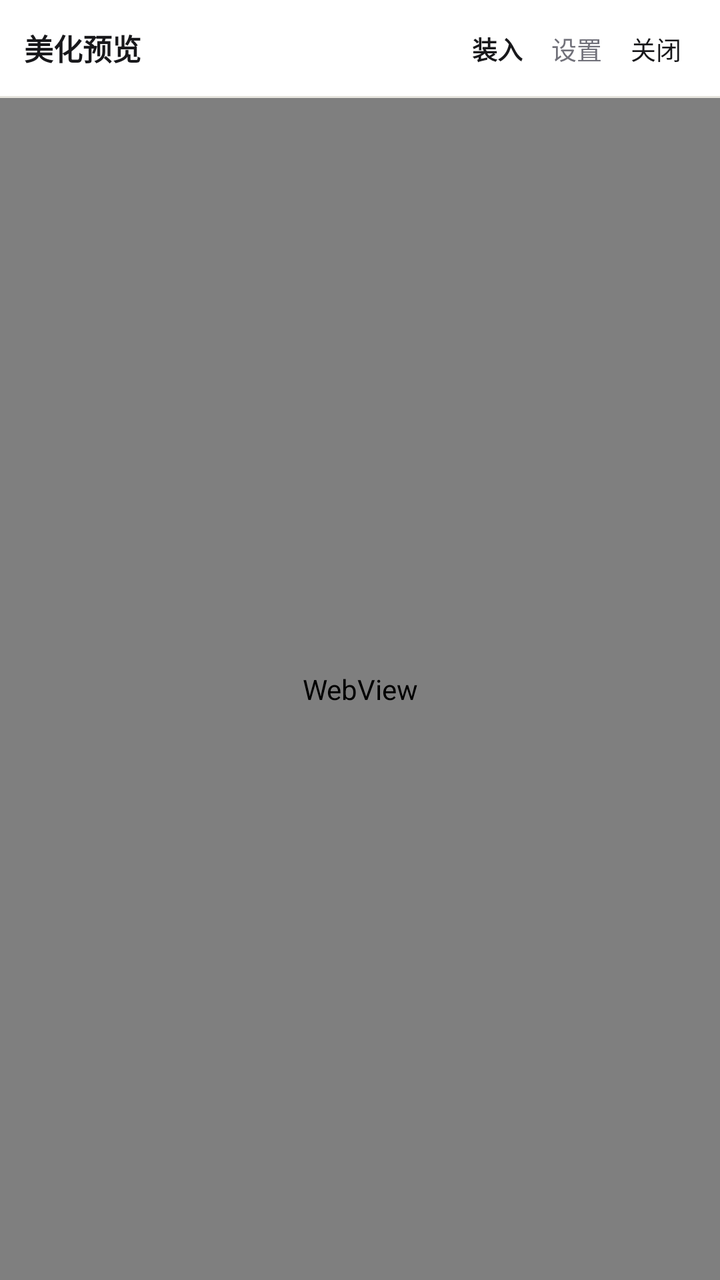
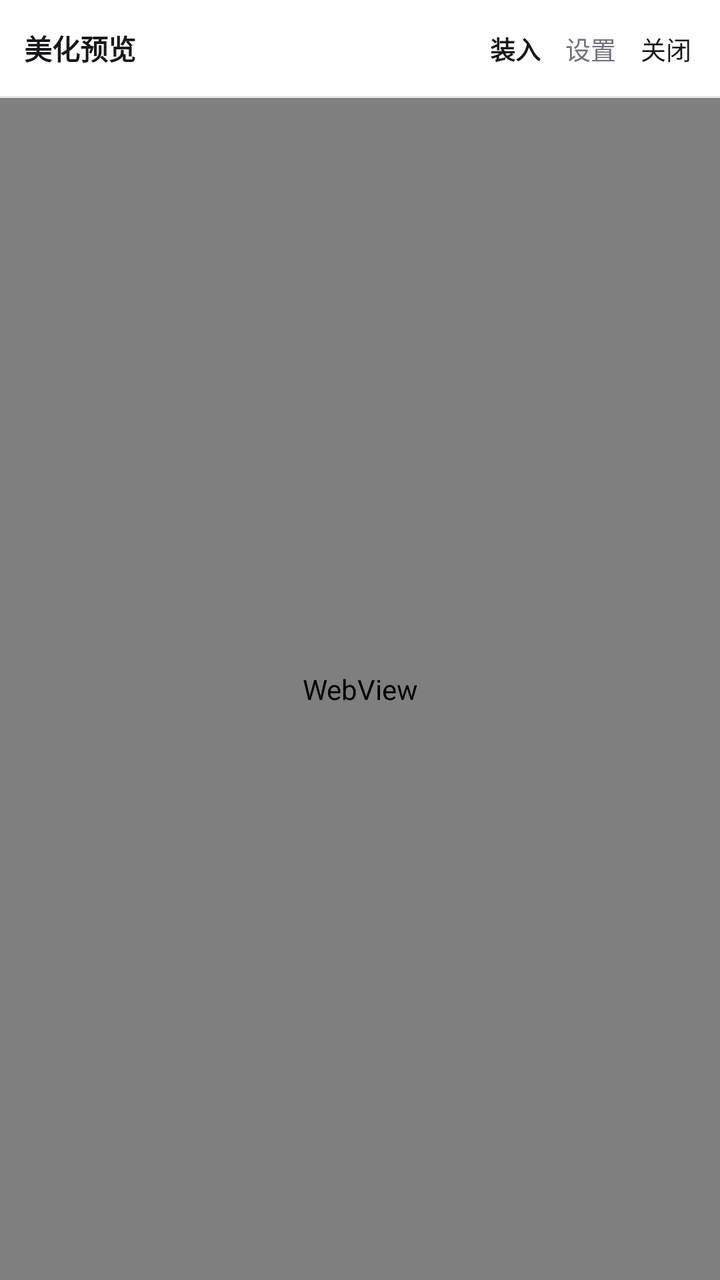

The first picture is an Android layout as it rendered before a commit; the second is the same layout after the commit. The layout source and the unified diff follow.
<!-- AndroidManifest.xml: application theme Theme.STThemeVault -->
<!-- res/layout/activity_theme_preview.xml -->
<?xml version="1.0" encoding="utf-8"?>
<LinearLayout xmlns:android="http://schemas.android.com/apk/res/android"
    android:layout_width="match_parent"
    android:layout_height="match_parent"
    android:background="@color/bg"
    android:orientation="vertical">

    
    <LinearLayout
        android:layout_width="match_parent"
        android:layout_height="48dp"
        android:background="@color/surface"
        android:gravity="center_vertical"
        android:orientation="horizontal"
        android:paddingHorizontal="12dp">

        <TextView
            android:id="@+id/tvPreviewTitle"
            android:layout_width="0dp"
            android:layout_height="wrap_content"
            android:layout_weight="1"
            android:ellipsize="end"
            android:singleLine="true"
            android:text="美化预览"
            android:textColor="@color/text_primary"
            android:textSize="14.5sp"
            android:textStyle="bold" />

        <com.google.android.material.button.MaterialButton
            android:id="@+id/btnPreviewInstall"
            style="@style/Widget.Material3.Button.TextButton"
            android:layout_width="wrap_content"
            android:layout_height="34dp"
            android:insetTop="0dp"
            android:insetBottom="0dp"
            android:minWidth="0dp"
            android:paddingHorizontal="7dp"
            android:text="装入"
            android:textColor="@color/text_primary"
            android:textSize="12.5sp"
            android:textStyle="bold" />

        <com.google.android.material.button.MaterialButton
            android:id="@+id/btnPreviewSettings"
            style="@style/Widget.Material3.Button.TextButton"
            android:layout_width="wrap_content"
            android:layout_height="34dp"
            android:insetTop="0dp"
            android:insetBottom="0dp"
            android:minWidth="0dp"
            android:paddingHorizontal="7dp"
            android:text="设置"
            android:textColor="@color/text_muted"
            android:textSize="12.5sp" />

        <com.google.android.material.button.MaterialButton
            android:id="@+id/btnClosePreview"
            style="@style/Widget.Material3.Button.TextButton"
            android:layout_width="wrap_content"
            android:layout_height="34dp"
            android:insetTop="0dp"
            android:insetBottom="0dp"
            android:minWidth="0dp"
            android:paddingHorizontal="7dp"
            android:text="关闭"
            android:textColor="@color/accent"
            android:textSize="12.5sp" />
    </LinearLayout>

    <View
        android:layout_width="match_parent"
        android:layout_height="1dp"
        android:background="@color/border" />

    
    <LinearLayout
        android:id="@+id/layoutVariantBar"
        android:layout_width="match_parent"
        android:layout_height="36dp"
        android:background="@color/surface"
        android:gravity="center"
        android:orientation="horizontal"
        android:paddingHorizontal="12dp"
        android:visibility="gone">

        <TextView
            android:id="@+id/btnVariantPrev"
            android:layout_width="36dp"
            android:layout_height="32dp"
            android:clickable="true"
            android:focusable="true"
            android:gravity="center"
            android:text="‹"
            android:textColor="@color/text_primary"
            android:textSize="18sp"
            android:textStyle="bold" />

        <TextView
            android:id="@+id/btnVariantPicker"
            android:layout_width="wrap_content"
            android:layout_height="26dp"
            android:layout_marginHorizontal="8dp"
            android:background="@drawable/bg_pill_accent"
            android:clickable="true"
            android:ellipsize="end"
            android:focusable="true"
            android:gravity="center"
            android:maxWidth="220dp"
            android:paddingHorizontal="12dp"
            android:singleLine="true"
            android:text="默认 (1/1) ▾"
            android:textColor="@color/text_primary"
            android:textSize="12sp"
            android:textStyle="bold" />

        <TextView
            android:id="@+id/btnVariantNext"
            android:layout_width="36dp"
            android:layout_height="32dp"
            android:clickable="true"
            android:focusable="true"
            android:gravity="center"
            android:text="›"
            android:textColor="@color/text_primary"
            android:textSize="18sp"
            android:textStyle="bold" />
    </LinearLayout>

    <FrameLayout
        android:layout_width="match_parent"
        android:layout_height="0dp"
        android:layout_weight="1"
        android:background="@color/bg">

        <WebView
            android:id="@+id/webPreview"
            android:layout_width="match_parent"
            android:layout_height="match_parent" />

        <ProgressBar
            android:id="@+id/pbPreviewLoading"
            android:layout_width="32dp"
            android:layout_height="32dp"
            android:layout_gravity="center" />
    </FrameLayout>

</LinearLayout>
<!-- resources referenced by this layout -->
<resources>
  <color name="accent">#18181B</color>
  <color name="bg">#F7F7F5</color>
  <color name="border">#E6E4DD</color>
  <color name="surface">#FFFFFF</color>
  <color name="text_muted">#71717A</color>
  <color name="text_primary">#18181B</color>
  <!-- drawable bg_pill_accent (drawable) -->
  <?xml version="1.0" encoding="utf-8"?>
  <shape xmlns:android="http://schemas.android.com/apk/res/android" android:shape="rectangle">
      <solid android:color="@color/pill_accent_bg" />
      <corners android:radius="999dp" />
      <stroke android:width="1dp" android:color="@color/pill_accent_stroke" />
  </shape>
  <style name="Theme.STThemeVault" parent="Theme.Material3.DayNight.NoActionBar">
          <item name="colorPrimary">@color/accent</item>
          <item name="colorOnPrimary">@color/on_accent</item>
          <item name="colorSecondary">@color/text_muted</item>
          <item name="colorSecondaryContainer">@color/surface_2</item>
          <item name="colorOnSecondaryContainer">@color/text_primary</item>
          <item name="colorSurface">@color/surface</item>
          <item name="colorOnSurface">@color/text_primary</item>
          <item name="colorSurfaceContainerHigh">@color/surface</item>
          <item name="colorOutline">@color/border</item>
          <item name="android:windowBackground">@color/bg</item>
          <item name="android:statusBarColor">@color/bg</item>
          <item name="android:navigationBarColor">@color/surface</item>
          <item name="android:windowLightStatusBar">true</item>
          <item name="android:windowLightNavigationBar" tools:targetApi="27">true</item>
      </style>
  <color name="pill_accent_bg">#EFEFE9</color>
  <color name="pill_accent_stroke">#DDDCD5</color>
  <color name="on_accent">#FFFFFF</color>
  <color name="surface_2">#F0EFEA</color>
</resources>

<!-- the commit's change to res/layout/activity_theme_preview.xml (unified diff, before → after) -->
@@ -12,19 +12,48 @@
         android:background="@color/surface"
         android:gravity="center_vertical"
         android:orientation="horizontal"
-        android:paddingHorizontal="12dp">
+        android:paddingHorizontal="8dp">
+
+        <TextView
+            android:id="@+id/btnVariantPrev"
+            android:layout_width="28dp"
+            android:layout_height="34dp"
+            android:clickable="true"
+            android:focusable="true"
+            android:gravity="center"
+            android:text="‹"
+            android:textColor="@color/text_primary"
+            android:textSize="18sp"
+            android:textStyle="bold"
+            android:visibility="gone" />
 
         <TextView
             android:id="@+id/tvPreviewTitle"
             android:layout_width="0dp"
             android:layout_height="wrap_content"
             android:layout_weight="1"
+            android:clickable="true"
             android:ellipsize="end"
+            android:focusable="true"
+            android:paddingHorizontal="4dp"
             android:singleLine="true"
             android:text="美化预览"
             android:textColor="@color/text_primary"
-            android:textSize="14.5sp"
+            android:textSize="14sp"
             android:textStyle="bold" />
+
+        <TextView
+            android:id="@+id/btnVariantNext"
+            android:layout_width="28dp"
+            android:layout_height="34dp"
+            android:clickable="true"
+            android:focusable="true"
+            android:gravity="center"
+            android:text="›"
+            android:textColor="@color/text_primary"
+            android:textSize="18sp"
+            android:textStyle="bold"
+            android:visibility="gone" />
 
         <com.google.android.material.button.MaterialButton
             android:id="@+id/btnPreviewInstall"
@@ -34,7 +63,7 @@
             android:insetTop="0dp"
             android:insetBottom="0dp"
             android:minWidth="0dp"
-            android:paddingHorizontal="7dp"
+            android:paddingHorizontal="6dp"
             android:text="装入"
             android:textColor="@color/text_primary"
             android:textSize="12.5sp"
@@ -48,7 +77,7 @@
             android:insetTop="0dp"
             android:insetBottom="0dp"
             android:minWidth="0dp"
-            android:paddingHorizontal="7dp"
+            android:paddingHorizontal="6dp"
             android:text="设置"
             android:textColor="@color/text_muted"
             android:textSize="12.5sp" />
@@ -61,7 +90,7 @@
             android:insetTop="0dp"
             android:insetBottom="0dp"
             android:minWidth="0dp"
-            android:paddingHorizontal="7dp"
+            android:paddingHorizontal="6dp"
             android:text="关闭"
             android:textColor="@color/accent"
             android:textSize="12.5sp" />
@@ -71,60 +100,6 @@
         android:layout_width="match_parent"
         android:layout_height="1dp"
         android:background="@color/border" />
-
-    
-    <LinearLayout
-        android:id="@+id/layoutVariantBar"
-        android:layout_width="match_parent"
-        android:layout_height="36dp"
-        android:background="@color/surface"
-        android:gravity="center"
-        android:orientation="horizontal"
-        android:paddingHorizontal="12dp"
-        android:visibility="gone">
-
-        <TextView
-            android:id="@+id/btnVariantPrev"
-            android:layout_width="36dp"
-            android:layout_height="32dp"
-            android:clickable="true"
-            android:focusable="true"
-            android:gravity="center"
-            android:text="‹"
-            android:textColor="@color/text_primary"
-            android:textSize="18sp"
-            android:textStyle="bold" />
-
-        <TextView
-            android:id="@+id/btnVariantPicker"
-            android:layout_width="wrap_content"
-            android:layout_height="26dp"
-            android:layout_marginHorizontal="8dp"
-            android:background="@drawable/bg_pill_accent"
-            android:clickable="true"
-            android:ellipsize="end"
-            android:focusable="true"
-            android:gravity="center"
-            android:maxWidth="220dp"
-            android:paddingHorizontal="12dp"
-            android:singleLine="true"
-            android:text="默认 (1/1) ▾"
-            android:textColor="@color/text_primary"
-            android:textSize="12sp"
-            android:textStyle="bold" />
-
-        <TextView
-            android:id="@+id/btnVariantNext"
-            android:layout_width="36dp"
-            android:layout_height="32dp"
-            android:clickable="true"
-            android:focusable="true"
-            android:gravity="center"
-            android:text="›"
-            android:textColor="@color/text_primary"
-            android:textSize="18sp"
-            android:textStyle="bold" />
-    </LinearLayout>
 
     <FrameLayout
         android:layout_width="match_parent"
<!-- resource entries referenced after the edit -->
@@ -6,13 +6,6 @@
   <color name="surface">#FFFFFF</color>
   <color name="text_muted">#71717A</color>
   <color name="text_primary">#18181B</color>
-  <!-- drawable bg_pill_accent (drawable) -->
-  <?xml version="1.0" encoding="utf-8"?>
-  <shape xmlns:android="http://schemas.android.com/apk/res/android" android:shape="rectangle">
-      <solid android:color="@color/pill_accent_bg" />
-      <corners android:radius="999dp" />
-      <stroke android:width="1dp" android:color="@color/pill_accent_stroke" />
-  </shape>
   <style name="Theme.STThemeVault" parent="Theme.Material3.DayNight.NoActionBar">
           <item name="colorPrimary">@color/accent</item>
           <item name="colorOnPrimary">@color/on_accent</item>
@@ -29,8 +22,6 @@
           <item name="android:windowLightStatusBar">true</item>
           <item name="android:windowLightNavigationBar" tools:targetApi="27">true</item>
       </style>
-  <color name="pill_accent_bg">#EFEFE9</color>
-  <color name="pill_accent_stroke">#DDDCD5</color>
   <color name="on_accent">#FFFFFF</color>
   <color name="surface_2">#F0EFEA</color>
 </resources>
